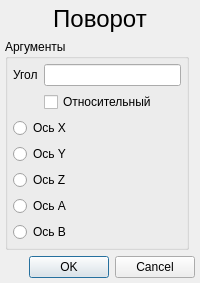
First picture: the form in KAMEditor/gui/commands/rotatedialog.ui, repository Xtail96/SML, before the edit.
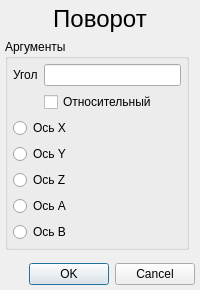
Second picture: the form after the edit.

What changed in the file:
```diff
--- a/KAMEditor/gui/commands/rotatedialog.ui
+++ b/KAMEditor/gui/commands/rotatedialog.ui
@@ -7,7 +7,7 @@
     <x>0</x>
     <y>0</y>
     <width>200</width>
-    <height>270</height>
+    <height>290</height>
    </rect>
   </property>
   <property name="windowTitle">
@@ -124,7 +124,7 @@
      </layout>
     </widget>
    </item>
-   <item row="2" column="0" colspan="2">
+   <item row="3" column="0" colspan="2">
     <widget class="QDialogButtonBox" name="buttonBox">
      <property name="orientation">
       <enum>Qt::Horizontal</enum>
@@ -155,6 +155,19 @@
      </property>
     </widget>
    </item>
+   <item row="2" column="0">
+    <spacer name="verticalSpacer_2">
+     <property name="orientation">
+      <enum>Qt::Vertical</enum>
+     </property>
+     <property name="sizeHint" stdset="0">
+      <size>
+       <width>20</width>
+       <height>100</height>
+      </size>
+     </property>
+    </spacer>
+   </item>
   </layout>
  </widget>
  <resources/>
```
Left out of the diff: 61 changed lines with no effect on the pictures.
